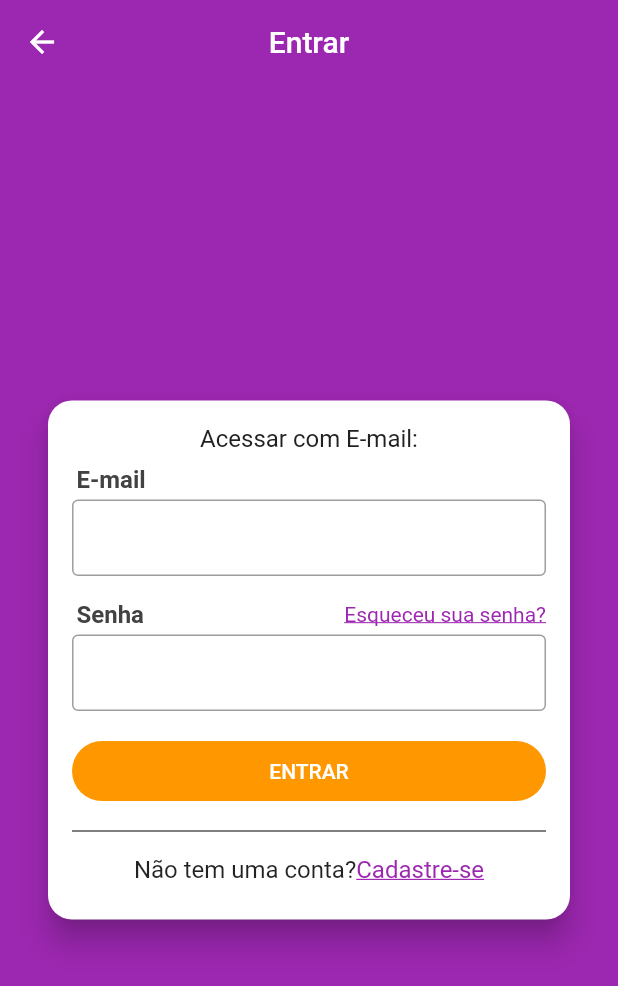
After one commit to felipegabriel1942/olx-clone-flutter-app, a Flutter app: the screen it shows after launch, in the side drawer, after a tap on "Acesse sua conta agora!", on a phone screen of 412 x 824 dp. The commit adds this screen. Shown: the top 986 px of the screen. Run offline on Flutter 3.47's test engine with Material 2 defaults, Android fonts, the phone set to English and light mode, and no system bars; our stand-ins replace get_it, mobx, parse_server_sdk; generated files the repository leaves out were written again.

Commit message:
Criando tela de login

```diff
--- a/lib/components/custom_drawer/custom_drawer_header.dart
+++ b/lib/components/custom_drawer/custom_drawer_header.dart
@@ -1,9 +1,19 @@
 import 'package:flutter/material.dart';
+import 'package:olx_clone/screens/login/login_screen.dart';
 
 class CustomDrawerHeader extends StatelessWidget {
   @override
   Widget build(BuildContext context) {
-    return Container(
+    return GestureDetector(
+      onTap: () {
+        Navigator.of(context).pop();
+        Navigator.of(context).push(
+          MaterialPageRoute(
+            builder: (_) => LoginScreen(),
+          ),
+        );
+      },
+      child: Container(
         color: Colors.purple,
         height: 95,
         padding: const EdgeInsets.symmetric(horizontal: 20),
@@ -43,6 +53,7 @@ class CustomDrawerHeader extends StatelessWidget {
             )
           ],
         ),
+      ),
     );
   }
 }
--- a/lib/main.dart
+++ b/lib/main.dart
@@ -31,9 +31,15 @@ class MyApp extends StatelessWidget {
   Widget build(BuildContext context) {
     return MaterialApp(
       title: 'OLX clone',
+      debugShowCheckedModeBanner: false,
       theme: ThemeData(
-        primarySwatch: Colors.blue,
+        primarySwatch: Colors.purple,
         visualDensity: VisualDensity.adaptivePlatformDensity,
+        scaffoldBackgroundColor: Colors.purple,
+        appBarTheme: AppBarTheme(
+          elevation: 0,
+        ),
+        cursorColor: Colors.orange
       ),
       home: BaseScreen(),
     );
--- a/lib/screens/home/home_screen.dart
+++ b/lib/screens/home/home_screen.dart
@@ -5,9 +5,11 @@ import '../../components/custom_drawer/custom_drawer.dart';
 class HomeScreen extends StatelessWidget {
   @override
   Widget build(BuildContext context) {
-    return Scaffold(
-      drawer: CustomDrawer(),
-      appBar: AppBar(),
+    return SafeArea(
+      child: Scaffold(
+        drawer: CustomDrawer(),
+        appBar: AppBar(),
+      ),
     );
   }
 }
--- /dev/null
+++ b/lib/screens/login/login_screen.dart
@@ -0,0 +1,149 @@
+import 'package:flutter/material.dart';
+
+class LoginScreen extends StatelessWidget {
+  @override
+  Widget build(BuildContext context) {
+    return Scaffold(
+      appBar: AppBar(
+        title: const Text('Entrar'),
+        centerTitle: true,
+      ),
+      body: Container(
+        alignment: Alignment.center,
+        child: SingleChildScrollView(
+          child: Card(
+            margin: const EdgeInsets.symmetric(horizontal: 32),
+            shape: RoundedRectangleBorder(
+              borderRadius: BorderRadius.circular(16),
+            ),
+            elevation: 8,
+            child: Padding(
+              padding: const EdgeInsets.all(16),
+              child: Column(
+                crossAxisAlignment: CrossAxisAlignment.stretch,
+                mainAxisSize: MainAxisSize.min,
+                children: [
+                  Text(
+                    'Acessar com E-mail: ',
+                    textAlign: TextAlign.center,
+                    style: TextStyle(
+                      fontSize: 16,
+                      color: Colors.grey[900],
+                    ),
+                  ),
+                  Padding(
+                    padding: const EdgeInsets.only(
+                      left: 3,
+                      bottom: 4,
+                      top: 8,
+                    ),
+                    child: Text(
+                      'E-mail',
+                      style: TextStyle(
+                        fontSize: 16,
+                        color: Colors.grey[800],
+                        fontWeight: FontWeight.w700,
+                      ),
+                    ),
+                  ),
+                  TextField(
+                    decoration: InputDecoration(
+                      border: const OutlineInputBorder(),
+                      isDense: true,
+                    ),
+                    keyboardType: TextInputType.emailAddress,
+                  ),
+                  const SizedBox(
+                    height: 16,
+                  ),
+                  Padding(
+                    padding: const EdgeInsets.only(
+                      left: 3,
+                      bottom: 4,
+                    ),
+                    child: Row(
+                      mainAxisAlignment: MainAxisAlignment.spaceBetween,
+                      children: [
+                        Text(
+                          'Senha',
+                          style: TextStyle(
+                            fontSize: 16,
+                            color: Colors.grey[800],
+                            fontWeight: FontWeight.w700,
+                          ),
+                        ),
+                        GestureDetector(
+                          child: Text(
+                            'Esqueceu sua senha?',
+                            style: TextStyle(
+                              decoration: TextDecoration.underline,
+                              color: Colors.purple,
+                            ),
+                          ),
+                          onTap: () {},
+                        )
+                      ],
+                    ),
+                  ),
+                  TextField(
+                    decoration: InputDecoration(
+                      border: const OutlineInputBorder(),
+                      isDense: true,
+                    ),
+                    obscureText: true,
+                  ),
+                  Container(
+                    height: 40,
+                    margin: const EdgeInsets.only(
+                      top: 20,
+                      bottom: 12,
+                    ),
+                    child: RaisedButton(
+                      color: Colors.orange,
+                      child: Text('ENTRAR'),
+                      textColor: Colors.white,
+                      elevation: 0,
+                      onPressed: () {},
+                      shape: RoundedRectangleBorder(
+                        borderRadius: BorderRadius.circular(20),
+                      ),
+                    ),
+                  ),
+                  Divider(
+                    color: Colors.black,
+                  ),
+                  Padding(
+                    padding: const EdgeInsets.symmetric(vertical: 8),
+                    child: Wrap(
+                      alignment: WrapAlignment.center,
+                      children: [
+                        const Text(
+                          'Não tem uma conta?',
+                          style: TextStyle(fontSize: 16),
+                        ),
+                        GestureDetector(
+                          onTap: () {
+                            // Navigator.of(context).push(
+                            //     MaterialPageRoute(builder: (_) => SignUpScreen()));
+                          },
+                          child: Text(
+                            'Cadastre-se',
+                            style: TextStyle(
+                              decoration: TextDecoration.underline,
+                              color: Colors.purple,
+                              fontSize: 16,
+                            ),
+                          ),
+                        )
+                      ],
+                    ),
+                  )
+                ],
+              ),
+            ),
+          ),
+        ),
+      ),
+    );
+  }
+}
```
Lines whose indentation alone changed are shown as unchanged.
